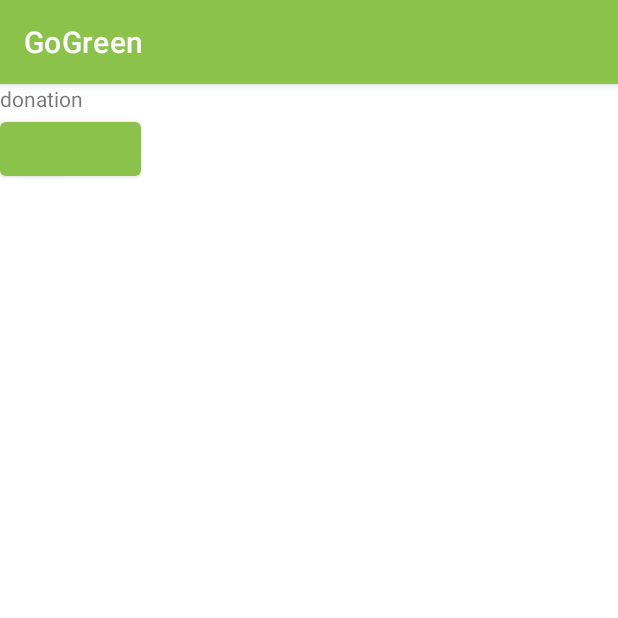
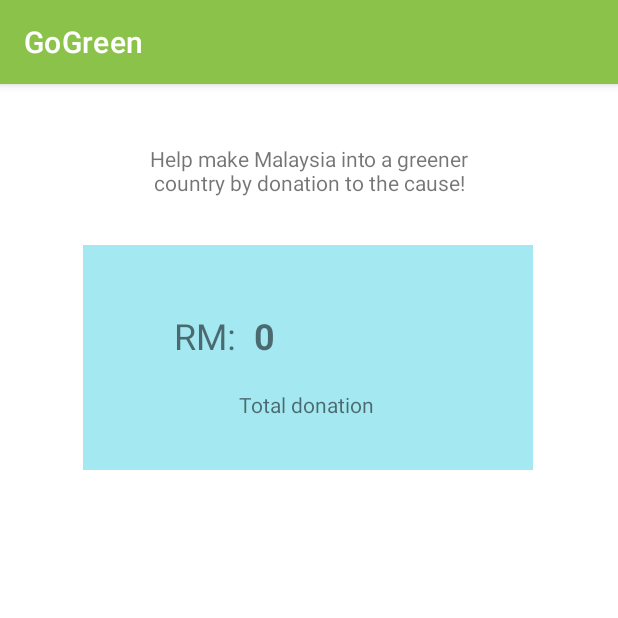
Before and after one commit to CheesyBen1/GoGreen, an Android app: the fragment donationFragment shown on its own in the app's theme, on a phone screen of 412 x 824 dp, the top half of it. Run offline under Robolectric (Android 15) with nearby library versions, the phone set to English and light mode, and no system bars; our stand-ins replace Firebase (no records; nobody signed in at launch, a user with empty details on screens opened directly); 1 statement that could not run was skipped.

Commit message:
added live data to donations

```diff
--- a/app/build.gradle
+++ b/app/build.gradle
@@ -55,4 +55,6 @@ dependencies {
     testImplementation 'junit:junit:4.+'
     androidTestImplementation 'androidx.test.ext:junit:1.1.3'
     androidTestImplementation 'androidx.test.espresso:espresso-core:3.4.0'
+    implementation "androidx.activity:activity-ktx:1.4.0"
+    implementation "androidx.fragment:fragment-ktx:1.4.1"
 }
--- a/app/src/main/java/com/example/gogreen/SignUpPage.kt
+++ b/app/src/main/java/com/example/gogreen/SignUpPage.kt
@@ -11,6 +11,7 @@ import android.widget.TextView
 import android.widget.Toast
 import androidx.annotation.NonNull
 import com.example.gogreen.models.User
+import com.example.gogreen.models.donations
 import com.google.android.gms.tasks.OnCompleteListener
 import com.google.android.gms.tasks.Task
 import com.google.firebase.auth.FirebaseAuth
@@ -30,6 +31,7 @@ class SignUpPage : AppCompatActivity() {
     private var email: String = ""
     private var username: String = ""
     private var password: String = ""
+
 
     override fun onCreate(savedInstanceState: Bundle?) {
         super.onCreate(savedInstanceState)
--- a/app/src/main/java/com/example/gogreen/fragments/donationFragment.kt
+++ b/app/src/main/java/com/example/gogreen/fragments/donationFragment.kt
@@ -1,6 +1,8 @@
 package com.example.gogreen.fragments
 
 import android.os.Bundle
+import android.os.Handler
+import android.os.Looper
 import androidx.fragment.app.Fragment
 import android.view.LayoutInflater
 import android.view.View
@@ -8,10 +10,13 @@ import android.view.ViewGroup
 import android.widget.Button
 import android.widget.TextView
 import android.widget.Toast
+import androidx.fragment.app.viewModels
+import androidx.lifecycle.Observer
 import com.example.gogreen.R
-import com.google.firebase.database.DatabaseReference
-import com.google.firebase.database.FirebaseDatabase
+import com.example.gogreen.models.donations
+import com.google.firebase.database.*
 import com.google.firebase.database.ktx.database
+import com.google.firebase.database.ktx.getValue
 import com.google.firebase.ktx.Firebase
 
 // TODO: Rename parameter arguments, choose names that match
@@ -77,22 +82,47 @@ class donationFragment : Fragment() {
             }
     }
 
+    private val model: donations by viewModels()
+
     override fun onViewCreated(view: View, savedInstanceState: Bundle?) {
         super.onViewCreated(view, savedInstanceState)
 
         val database = FirebaseDatabase.getInstance("https://assignmentauth-1112b-default-rtdb.asia-southeast1.firebasedatabase.app/")
         val myRef = database.getReference("message")
 
-        var btnTest: Button = requireView().findViewById(R.id.btnInsert)
-        btnTest.setOnClickListener(){
-           myRef.setValue("Hello World!").addOnSuccessListener {
-               val tvResult: TextView = requireView().findViewById(R.id.tvDono)
-               tvResult.text = "Success!"
-           }
-               .addOnFailureListener {
-                   val tvResult: TextView = requireView().findViewById(R.id.tvDono)
-                   tvResult.text = it.message
-               }
+        val tvDonoTotal: TextView = requireView().findViewById(R.id.tvDonoTotal)
+
+        val donationObserver = Observer<Double>{donoTotal ->
+            tvDonoTotal.setText(String.format("%.2f", donoTotal))
         }
+
+        model.donationTotal.observe(this,donationObserver)
+
+        val mainHandler = Handler(Looper.getMainLooper())
+
+        mainHandler.post(object: Runnable{
+            override fun run(){
+               updateDonoTotal()
+                mainHandler.postDelayed(this, 100)
+            }
+        })
+
+
+
     }
+
+    fun updateDonoTotal(){
+        val myRef = FirebaseDatabase.getInstance("https://assignmentauth-1112b-default-rtdb.asia-southeast1.firebasedatabase.app/").getReference("DonationDB")
+
+
+        myRef.child("DonationTotal").get()
+            .addOnSuccessListener {
+            model.donationTotal.value = it.getValue<Double>()
+            }
+
+
+    }
+
+
+
 }
--- /dev/null
+++ b/app/src/main/java/com/example/gogreen/models/donations.kt
@@ -0,0 +1,13 @@
+package com.example.gogreen.models
+
+import androidx.lifecycle.MutableLiveData
+import androidx.lifecycle.ViewModel
+
+class donations : ViewModel() {
+
+    val donationTotal: MutableLiveData<Double> by lazy{
+        MutableLiveData<Double>()
+    }
+
+
+}
--- a/app/src/main/res/layout/fragment_donation.xml
+++ b/app/src/main/res/layout/fragment_donation.xml
@@ -5,23 +5,65 @@
     android:id="@+id/frameLayout"
     android:layout_width="match_parent"
     android:layout_height="match_parent"
+    android:backgroundTintMode="src_in"
+    android:textAlignment="textEnd"
     tools:context=".fragments.donationFragment">
 
     <!-- TODO: Update blank fragment layout -->
+
     <TextView
-        android:id="@+id/tvDono"
-        android:layout_width="wrap_content"
+        android:id="@+id/textView"
+        android:layout_width="250sp"
         android:layout_height="wrap_content"
-        android:text="donation"
+        android:layout_marginTop="40dp"
+        android:gravity="center"
+        android:text="Help make Malaysia into a greener country by donation to the cause!"
+        app:layout_constraintEnd_toEndOf="parent"
         app:layout_constraintStart_toStartOf="parent"
         app:layout_constraintTop_toTopOf="parent" />
 
-    <Button
-        android:id="@+id/btnInsert"
+    <TextView
+        android:id="@+id/box"
+        android:layout_width="300sp"
+        android:layout_height="150sp"
+        android:layout_marginTop="32dp"
+        android:background="#A4E8F1"
+        app:layout_constraintEnd_toEndOf="parent"
+        app:layout_constraintHorizontal_bias="0.495"
+        app:layout_constraintStart_toStartOf="parent"
+        app:layout_constraintTop_toBottomOf="@+id/textView" />
+
+    <TextView
+        android:id="@+id/tvDonoTotal"
         android:layout_width="wrap_content"
         android:layout_height="wrap_content"
-        android:text="Button"
+        android:layout_marginStart="12dp"
+        android:gravity="right"
+        android:text="0"
+        android:textSize="24sp"
+        android:textStyle="bold"
+        app:layout_constraintStart_toEndOf="@+id/textView4"
+        app:layout_constraintTop_toTopOf="@+id/textView4" />
+
+    <TextView
+        android:id="@+id/textView4"
+        android:layout_width="wrap_content"
+        android:layout_height="wrap_content"
+        android:layout_marginStart="116dp"
+        android:layout_marginTop="76dp"
+        android:text="RM:"
+        android:textSize="24sp"
         app:layout_constraintStart_toStartOf="parent"
-        app:layout_constraintTop_toBottomOf="@+id/tvDono" />
+        app:layout_constraintTop_toBottomOf="@+id/textView" />
+
+    <TextView
+        android:id="@+id/textView5"
+        android:layout_width="wrap_content"
+        android:layout_height="wrap_content"
+        android:layout_marginStart="104dp"
+        android:layout_marginTop="20dp"
+        android:text="Total donation"
+        app:layout_constraintStart_toStartOf="@+id/box"
+        app:layout_constraintTop_toBottomOf="@+id/textView4" />
 
 </androidx.constraintlayout.widget.ConstraintLayout>
```
